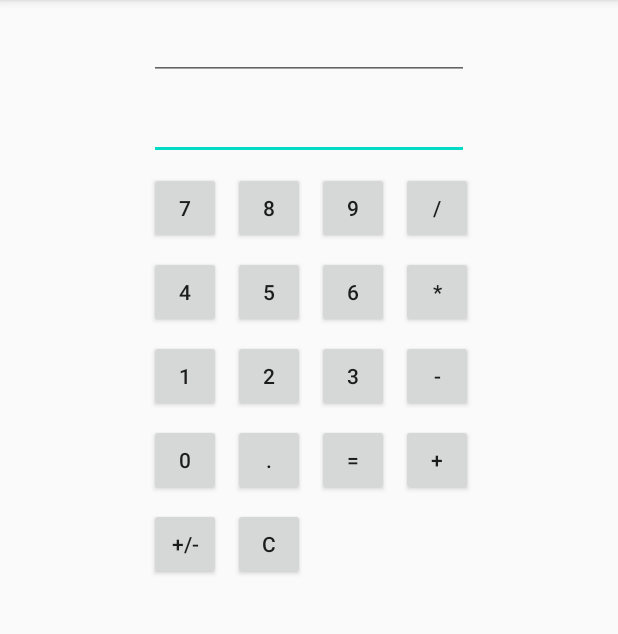
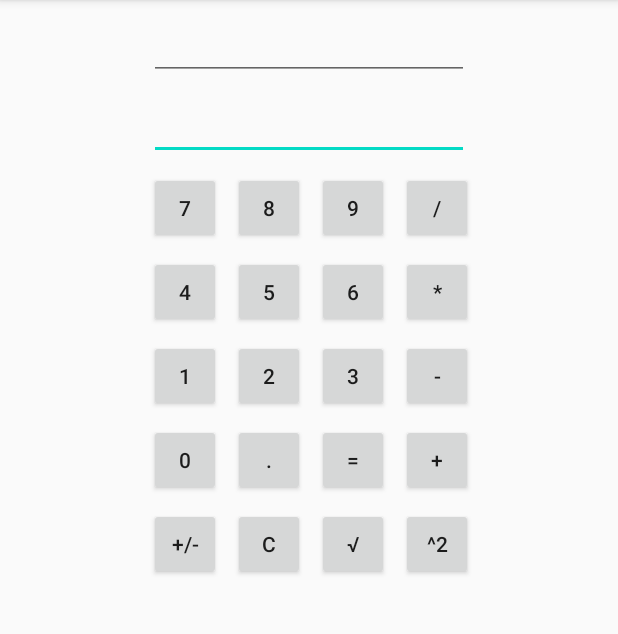
Before and after one commit to Artiom171/CalculatorAndroid, an Android app: the screen it shows after launch (MainActivity), on a phone screen of 412 x 824 dp, the part 84-718 px from its top. Run offline under Robolectric (Android 15) with nearby library versions, the phone set to English and light mode, and no system bars.

Commit message:
Square root, and square button added, in portait and landspace

```diff
--- a/app/src/main/res/layout-land/activity_main.xml
+++ b/app/src/main/res/layout-land/activity_main.xml
@@ -4,6 +4,7 @@
     xmlns:tools="http://schemas.android.com/tools"
     android:layout_width="match_parent"
     android:layout_height="match_parent"
+    android:minWidth="48dp"
     tools:context=".MainActivity">
 
     <EditText
@@ -222,4 +223,40 @@
         app:layout_constraintBaseline_toBaselineOf="@id/buttonDivide"
         app:layout_constraintStart_toEndOf="@+id/buttonDivide" />
 
+    <Button
+        android:id="@+id/buttonC"
+        android:layout_width="wrap_content"
+        android:layout_height="wrap_content"
+        android:layout_marginStart="8dp"
+        android:layout_marginTop="8dp"
+        android:minWidth="48dp"
+        android:text="C"
+        app:layout_constraintBaseline_toBaselineOf="@id/buttonMultiply"
+        app:layout_constraintStart_toEndOf="@+id/buttonMultiply"
+        app:layout_constraintTop_toBottomOf="@+id/buttonSign" />
+
+    <Button
+        android:id="@+id/buttonSquareRoot"
+        android:layout_width="wrap_content"
+        android:layout_height="wrap_content"
+        android:layout_marginStart="8dp"
+        android:layout_marginTop="8dp"
+        android:minWidth="48dp"
+        android:text="√"
+        app:layout_constraintBaseline_toBaselineOf="@id/buttonMinus"
+        app:layout_constraintStart_toEndOf="@+id/buttonMinus"
+        app:layout_constraintTop_toBottomOf="@+id/buttonC" />
+
+    <Button
+        android:id="@+id/buttonSquare"
+        android:layout_width="wrap_content"
+        android:layout_height="wrap_content"
+        android:layout_marginStart="8dp"
+        android:layout_marginTop="8dp"
+        android:minWidth="48dp"
+        android:text="^2"
+        app:layout_constraintBaseline_toBaselineOf="@id/buttonPlus"
+        app:layout_constraintStart_toEndOf="@+id/buttonPlus"
+        app:layout_constraintTop_toBottomOf="@+id/buttonSquareRoot" />
+
 </androidx.constraintlayout.widget.ConstraintLayout>
--- a/app/src/main/res/layout/activity_main.xml
+++ b/app/src/main/res/layout/activity_main.xml
@@ -244,4 +244,26 @@
         app:layout_constraintStart_toEndOf="@+id/buttonSign"
         app:layout_constraintTop_toBottomOf="@+id/buttonDot" />
 
+    <Button
+        android:id="@+id/buttonSquareRoot"
+        android:layout_width="wrap_content"
+        android:layout_height="wrap_content"
+        android:layout_marginStart="8dp"
+        android:layout_marginTop="8dp"
+        android:minWidth="48dp"
+        android:text="√"
+        app:layout_constraintStart_toEndOf="@+id/buttonC"
+        app:layout_constraintTop_toBottomOf="@+id/buttonEquals" />
+
+    <Button
+        android:id="@+id/buttonSquare"
+        android:layout_width="wrap_content"
+        android:layout_height="wrap_content"
+        android:layout_marginStart="8dp"
+        android:layout_marginTop="8dp"
+        android:minWidth="48dp"
+        android:text="^2"
+        app:layout_constraintStart_toEndOf="@+id/buttonSquareRoot"
+        app:layout_constraintTop_toBottomOf="@+id/buttonPlus" />
+
 </androidx.constraintlayout.widget.ConstraintLayout>
```
Also changed, not shown: app/src/main/java/com/martiom/newcalculator/MainActivity.java (+38 -2 lines).
